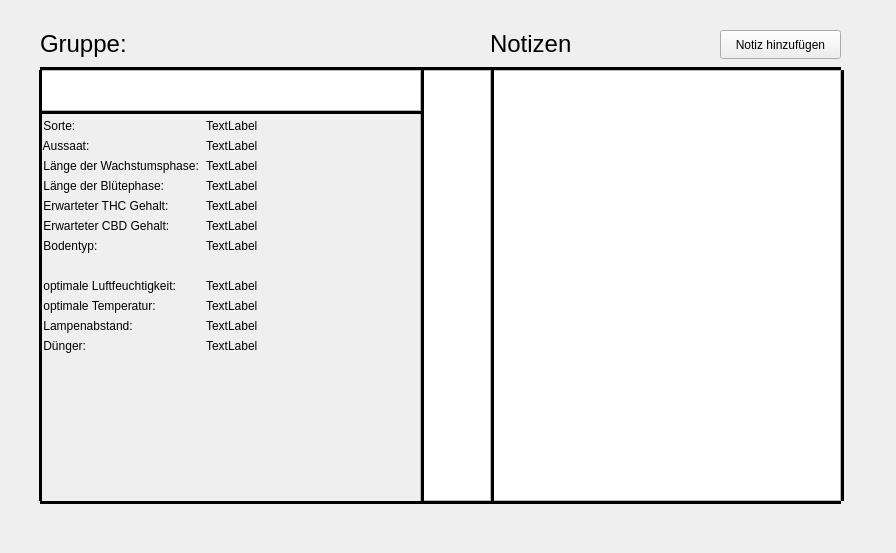
The window that app/group_window.ui (0ssiwald/GreenhouseControl) describes before a commit, drawn with Qt 5.
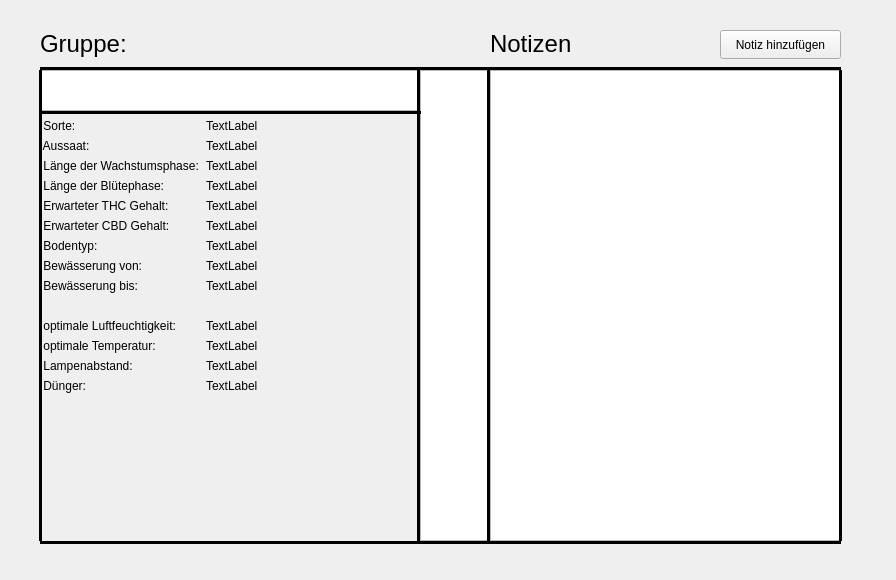
The same window after the commit.

Patch:
```diff
--- a/app/group_window.ui
+++ b/app/group_window.ui
@@ -7,7 +7,7 @@
     <x>0</x>
     <y>0</y>
     <width>896</width>
-    <height>553</height>
+    <height>580</height>
    </rect>
   </property>
   <property name="sizePolicy">
@@ -25,7 +25,7 @@
      <x>40</x>
      <y>119</y>
      <width>381</width>
-     <height>383</height>
+     <height>427</height>
     </rect>
    </property>
    <layout class="QGridLayout" name="gridLayout" columnstretch="0,0">
@@ -35,27 +35,10 @@
     <property name="horizontalSpacing">
      <number>7</number>
     </property>
-    <item row="12" column="1">
-     <widget class="QLabel" name="lampLabel">
+    <item row="5" column="0">
+     <widget class="QLabel" name="label_5">
       <property name="text">
-       <string>TextLabel</string>
-      </property>
-     </widget>
-    </item>
-    <item row="13" column="1" rowspan="3">
-     <widget class="QLabel" name="fertilizerLabel">
-      <property name="text">
-       <string>TextLabel</string>
-      </property>
-      <property name="alignment">
-       <set>Qt::AlignLeading|Qt::AlignLeft|Qt::AlignTop</set>
-      </property>
-     </widget>
-    </item>
-    <item row="10" column="1">
-     <widget class="QLabel" name="humidityLabel">
-      <property name="text">
-       <string>TextLabel</string>
+       <string> Länge der Blütephase:</string>
       </property>
      </widget>
     </item>
@@ -66,13 +49,50 @@
       </property>
      </widget>
     </item>
-    <item row="11" column="1">
-     <widget class="QLabel" name="temperatureLabel">
+    <item row="2" column="1">
+     <widget class="QLabel" name="ageLabel">
       <property name="text">
        <string>TextLabel</string>
       </property>
      </widget>
     </item>
+    <item row="13" column="0">
+     <widget class="QLabel" name="label_9">
+      <property name="text">
+       <string> optimale Temperatur:</string>
+      </property>
+     </widget>
+    </item>
+    <item row="16" column="0">
+     <spacer name="horizontalSpacer_2">
+      <property name="orientation">
+       <enum>Qt::Horizontal</enum>
+      </property>
+      <property name="sizeType">
+       <enum>QSizePolicy::Fixed</enum>
+      </property>
+      <property name="sizeHint" stdset="0">
+       <size>
+        <width>20</width>
+        <height>20</height>
+       </size>
+      </property>
+     </spacer>
+    </item>
+    <item row="8" column="1">
+     <widget class="QLabel" name="soilLabel">
+      <property name="text">
+       <string>TextLabel</string>
+      </property>
+     </widget>
+    </item>
+    <item row="12" column="0">
+     <widget class="QLabel" name="label">
+      <property name="text">
+       <string> optimale Luftfeuchtigkeit:</string>
+      </property>
+     </widget>
+    </item>
     <item row="8" column="0">
      <widget class="QLabel" name="label_8">
       <property name="text">
@@ -80,24 +100,17 @@
       </property>
      </widget>
     </item>
-    <item row="6" column="0">
-     <widget class="QLabel" name="label_6">
+    <item row="14" column="0">
+     <widget class="QLabel" name="label_10">
       <property name="text">
-       <string> Erwarteter THC Gehalt:</string>
+       <string> Lampenabstand:</string>
       </property>
      </widget>
     </item>
-    <item row="7" column="0">
-     <widget class="QLabel" name="label_7">
+    <item row="9" column="1">
+     <widget class="QLabel" name="lowerThresholdLabel">
       <property name="text">
-       <string> Erwarteter CBD Gehalt:</string>
-      </property>
-     </widget>
-    </item>
-    <item row="2" column="0">
-     <widget class="QLabel" name="label_3">
-      <property name="text">
-       <string> Aussaat:</string>
+       <string>TextLabel</string>
       </property>
      </widget>
     </item>
@@ -108,53 +121,24 @@
       </property>
      </widget>
     </item>
-    <item row="5" column="0">
-     <widget class="QLabel" name="label_5">
+    <item row="10" column="1">
+     <widget class="QLabel" name="upperThresholdLabel">
       <property name="text">
-       <string> Länge der Blütephase:</string>
+       <string>TextLabel</string>
       </property>
      </widget>
     </item>
-    <item row="14" column="0">
-     <spacer name="horizontalSpacer_2">
-      <property name="orientation">
-       <enum>Qt::Horizontal</enum>
-      </property>
-      <property name="sizeType">
-       <enum>QSizePolicy::Fixed</enum>
-      </property>
-      <property name="sizeHint" stdset="0">
-       <size>
-        <width>20</width>
-        <height>20</height>
-       </size>
-      </property>
-     </spacer>
-    </item>
-    <item row="13" column="0">
+    <item row="15" column="0">
      <widget class="QLabel" name="label_11">
       <property name="text">
        <string> Dünger:</string>
       </property>
      </widget>
     </item>
-    <item row="9" column="0" colspan="2">
-     <spacer name="horizontalSpacer">
-      <property name="orientation">
-       <enum>Qt::Horizontal</enum>
-      </property>
-      <property name="sizeHint" stdset="0">
-       <size>
-        <width>40</width>
-        <height>20</height>
-       </size>
-      </property>
-     </spacer>
-    </item>
-    <item row="1" column="1">
-     <widget class="QLabel" name="strainLabel">
+    <item row="10" column="0">
+     <widget class="QLabel" name="label_13">
       <property name="text">
-       <string>TextLabel</string>
+       <string> Bewässerung bis:</string>
       </property>
      </widget>
     </item>
@@ -165,36 +149,6 @@
       </property>
      </widget>
     </item>
-    <item row="12" column="0">
-     <widget class="QLabel" name="label_10">
-      <property name="text">
-       <string> Lampenabstand:</string>
-      </property>
-     </widget>
-    </item>
-    <item row="15" column="0">
-     <spacer name="horizontalSpacer_3">
-      <property name="orientation">
-       <enum>Qt::Horizontal</enum>
-      </property>
-      <property name="sizeType">
-       <enum>QSizePolicy::Fixed</enum>
-      </property>
-      <property name="sizeHint" stdset="0">
-       <size>
-        <width>20</width>
-        <height>20</height>
-       </size>
-      </property>
-     </spacer>
-    </item>
-    <item row="2" column="1">
-     <widget class="QLabel" name="ageLabel">
-      <property name="text">
-       <string>TextLabel</string>
-      </property>
-     </widget>
-    </item>
     <item row="4" column="1">
      <widget class="QLabel" name="growLabel">
       <property name="text">
@@ -202,6 +156,50 @@
       </property>
      </widget>
     </item>
+    <item row="7" column="0">
+     <widget class="QLabel" name="label_7">
+      <property name="text">
+       <string> Erwarteter CBD Gehalt:</string>
+      </property>
+     </widget>
+    </item>
+    <item row="2" column="0">
+     <widget class="QLabel" name="label_3">
+      <property name="text">
+       <string> Aussaat:</string>
+      </property>
+     </widget>
+    </item>
+    <item row="11" column="0" colspan="2">
+     <spacer name="horizontalSpacer">
+      <property name="orientation">
+       <enum>Qt::Horizontal</enum>
+      </property>
+      <property name="sizeHint" stdset="0">
+       <size>
+        <width>40</width>
+        <height>20</height>
+       </size>
+      </property>
+     </spacer>
+    </item>
+    <item row="12" column="1">
+     <widget class="QLabel" name="humidityLabel">
+      <property name="text">
+       <string>TextLabel</string>
+      </property>
+     </widget>
+    </item>
+    <item row="15" column="1" rowspan="3">
+     <widget class="QLabel" name="fertilizerLabel">
+      <property name="text">
+       <string>TextLabel</string>
+      </property>
+      <property name="alignment">
+       <set>Qt::AlignLeading|Qt::AlignLeft|Qt::AlignTop</set>
+      </property>
+     </widget>
+    </item>
     <item row="1" column="0">
      <widget class="QLabel" name="label_2">
       <property name="text">
@@ -209,27 +207,6 @@
       </property>
      </widget>
     </item>
-    <item row="11" column="0">
-     <widget class="QLabel" name="label_9">
-      <property name="text">
-       <string> optimale Temperatur:</string>
-      </property>
-     </widget>
-    </item>
-    <item row="10" column="0">
-     <widget class="QLabel" name="label">
-      <property name="text">
-       <string> optimale Luftfeuchtigkeit:</string>
-      </property>
-     </widget>
-    </item>
-    <item row="8" column="1">
-     <widget class="QLabel" name="soilLabel">
-      <property name="text">
-       <string>TextLabel</string>
-      </property>
-     </widget>
-    </item>
     <item row="6" column="1">
      <widget class="QLabel" name="thcLabel">
       <property name="text">
@@ -237,6 +214,57 @@
       </property>
      </widget>
     </item>
+    <item row="9" column="0">
+     <widget class="QLabel" name="label_12">
+      <property name="text">
+       <string> Bewässerung von:</string>
+      </property>
+     </widget>
+    </item>
+    <item row="1" column="1">
+     <widget class="QLabel" name="strainLabel">
+      <property name="text">
+       <string>TextLabel</string>
+      </property>
+     </widget>
+    </item>
+    <item row="17" column="0">
+     <spacer name="horizontalSpacer_3">
+      <property name="orientation">
+       <enum>Qt::Horizontal</enum>
+      </property>
+      <property name="sizeType">
+       <enum>QSizePolicy::Fixed</enum>
+      </property>
+      <property name="sizeHint" stdset="0">
+       <size>
+        <width>20</width>
+        <height>20</height>
+       </size>
+      </property>
+     </spacer>
+    </item>
+    <item row="6" column="0">
+     <widget class="QLabel" name="label_6">
+      <property name="text">
+       <string> Erwarteter THC Gehalt:</string>
+      </property>
+     </widget>
+    </item>
+    <item row="14" column="1">
+     <widget class="QLabel" name="lampLabel">
+      <property name="text">
+       <string>TextLabel</string>
+      </property>
+     </widget>
+    </item>
+    <item row="13" column="1">
+     <widget class="QLabel" name="temperatureLabel">
+      <property name="text">
+       <string>TextLabel</string>
+      </property>
+     </widget>
+    </item>
    </layout>
   </widget>
   <widget class="QLabel" name="groupLabel">
@@ -285,7 +313,7 @@
      <x>420</x>
      <y>70</y>
      <width>71</width>
-     <height>431</height>
+     <height>471</height>
     </rect>
    </property>
   </widget>
@@ -295,7 +323,7 @@
      <x>490</x>
      <y>70</y>
      <width>351</width>
-     <height>431</height>
+     <height>471</height>
     </rect>
    </property>
   </widget>
@@ -334,7 +362,7 @@
    <property name="geometry">
     <rect>
      <x>40</x>
-     <y>500</y>
+     <y>540</y>
      <width>801</width>
      <height>4</height>
     </rect>
@@ -358,10 +386,10 @@
   <widget class="Line" name="line_3">
    <property name="geometry">
     <rect>
-     <x>490</x>
+     <x>480</x>
      <y>70</y>
-     <width>4</width>
-     <height>431</height>
+     <width>16</width>
+     <height>471</height>
     </rect>
    </property>
    <property name="font">
@@ -382,10 +410,10 @@
   <widget class="Line" name="line_4">
    <property name="geometry">
     <rect>
-     <x>840</x>
+     <x>830</x>
      <y>70</y>
-     <width>4</width>
-     <height>431</height>
+     <width>20</width>
+     <height>471</height>
     </rect>
    </property>
    <property name="frameShadow">
@@ -401,10 +429,10 @@
   <widget class="Line" name="line_5">
    <property name="geometry">
     <rect>
-     <x>420</x>
+     <x>410</x>
      <y>70</y>
-     <width>4</width>
-     <height>431</height>
+     <width>16</width>
+     <height>471</height>
     </rect>
    </property>
    <property name="font">
@@ -428,7 +456,7 @@
      <x>30</x>
      <y>70</y>
      <width>20</width>
-     <height>431</height>
+     <height>471</height>
     </rect>
    </property>
    <property name="frameShadow">
```
